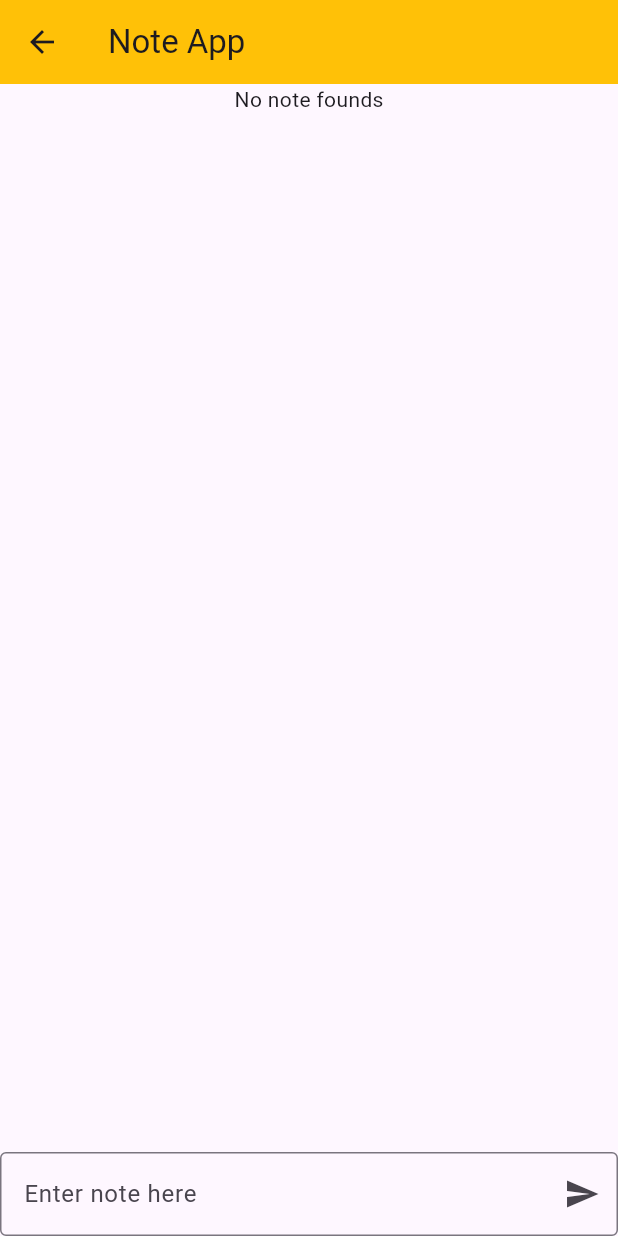
After one commit to siddharth7247/flutter-demo, a Flutter app: the screen it shows after launch, after a tap on "Stream Builder demo", on a phone screen of 412 x 824 dp. The commit adds this screen. Run offline on Flutter 3.47's test engine with Material 3 defaults, Android fonts, the phone set to English and light mode, and no system bars; our stand-ins replace intl_phone_field.

```diff
--- a/lib/cutom-widget_demo.dart
+++ b/lib/cutom-widget_demo.dart
@@ -1,5 +1,3 @@
-import 'package:country_code_picker_plus/country_code_picker_plus.dart';
-import 'package:country_code_picker_plus/country_code_picker_plus.dart';
 import 'package:flutter/material.dart';
 import 'package:flutter_demo/common_widgets/custom_button.dart';
 import 'package:flutter_demo/common_widgets/custom_textfield.dart';
--- a/lib/home_screen.dart
+++ b/lib/home_screen.dart
@@ -42,17 +42,20 @@ class _HomescreenState extends State<Homescreen> {
                     ));
               }, child: const Text("Signup App")),
               ElevatedButton(onPressed: (){
-                Navigator.pushNamed(context, '/tabBarDemoScree');
+                Navigator.pushNamed(context,'/tabBarDemoScree');
               }, child: const Text("Tabbar,Botton Navigation demo")),
               ElevatedButton(onPressed: (){
-                Navigator.pushNamed(context, '/customWidgetDemoScreen');
+                Navigator.pushNamed(context,'/customWidgetDemoScreen');
               }, child: const Text("Custom Widget,Form valiadtion demo")),
                ElevatedButton(onPressed: (){
                Navigator.pushNamed(context, '/listviewDemoScreen');
               }, child: const Text("ListView demo")),
                ElevatedButton(onPressed: (){
                 Navigator.push(context, MaterialPageRoute(builder:(context) => const GridviewDemo()));
-              }, child: const Text("Gridview Demo"))
+              }, child: const Text("Gridview Demo")),
+              ElevatedButton(onPressed: (){
+                Navigator.pushNamed(context, '/streamBuilderDemoScreen');
+              }, child: const Text('Stream Builder demo'))
             ],
           ),
         ),
--- a/lib/main.dart
+++ b/lib/main.dart
@@ -2,6 +2,7 @@ import 'package:flutter/material.dart';
 import 'package:flutter_demo/cutom-widget_demo.dart';
 import 'package:flutter_demo/home_screen.dart';
 import 'package:flutter_demo/listview_demo.dart';
+import 'package:flutter_demo/stream_builder_demo.dart';
 import 'package:flutter_demo/tabbar_demo.dart';
 import 'package:flutter_demo/widgets_demo.dart';
 
@@ -27,7 +28,8 @@ class MyApp extends StatelessWidget {
         '/widgetsDemoScreen':(context) => const Widgetsdemo(),
         '/tabBarDemoScree':(context) => const TabbarDemo(),
         '/customWidgetDemoScreen':(context) => const CustomWidgetDemo(),
-        '/listviewDemoScreen' : (context) => const ListViewDemo()
+        '/listviewDemoScreen' : (context) => const ListViewDemo(),
+        '/streamBuilderDemoScreen' : (context) => const StreamBuilderDemo()
       },
     );
   }
--- /dev/null
+++ b/lib/stream_builder_demo.dart
@@ -0,0 +1,74 @@
+import 'dart:async';
+
+import 'package:flutter/material.dart';
+
+ StreamController<List<String>> controller = StreamController.broadcast();
+
+List<String> data  = [];
+
+class StreamBuilderDemo extends StatefulWidget {
+  const StreamBuilderDemo({super.key});
+
+  @override
+  State<StreamBuilderDemo> createState() => _MyWidgetState();
+}
+
+class _MyWidgetState extends State<StreamBuilderDemo> {
+
+
+
+  TextEditingController noteController = TextEditingController();
+  @override
+  Widget build(BuildContext context) {
+    return Scaffold(
+      appBar: AppBar(
+        title: const Text('Note App'),
+        backgroundColor: Colors.amber,
+      ),
+      body: Column(
+        mainAxisAlignment: MainAxisAlignment.end,
+        crossAxisAlignment: CrossAxisAlignment.center,
+        children: [
+          Expanded(
+              child: StreamBuilder(
+                stream: controller.stream,
+                builder: (context, snapshot) {
+                  print(snapshot.data);
+                  if(snapshot.hasData){
+                  return ListView.builder(
+                  itemCount: snapshot.data?.length??0,
+                  itemBuilder: (context, index) {
+                    return Card(
+                      child: ListTile(
+                        title: Text(snapshot.data?[index]??''),
+                      ),
+                    );
+                  },);
+             }else{
+              return Text('No note founds');
+             }
+
+            },
+          )),
+          TextFormField(
+            controller: noteController,
+            decoration: InputDecoration(
+                hintText: 'Enter note here',
+                suffixIcon: GestureDetector(
+                  child: const Icon(Icons.send),
+                  onTap: () {
+                    data.add(noteController.text);
+                    controller.add(data);
+                    noteController.clear();
+                  },
+                ),
+                border: const OutlineInputBorder(),
+                focusedBorder: const OutlineInputBorder(
+                  borderSide: BorderSide(color: Colors.amberAccent, width: 3),
+                )),
+          ),
+        ],
+      ),
+    );
+  }
+}
```
Also changed, not shown: lib/gridview_demo.dart (+8 -8 lines), assets/images/user.png (added), 3 other files.
